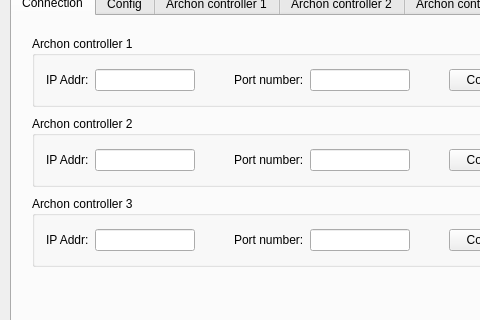
Above: mainwindow.ui from bwJeong/ArchonCommInspectionSW before the change; both pictures show x 0 to 480 and y 110 to 430 of the 872 by 600 pixel window. Below: the same form after it.
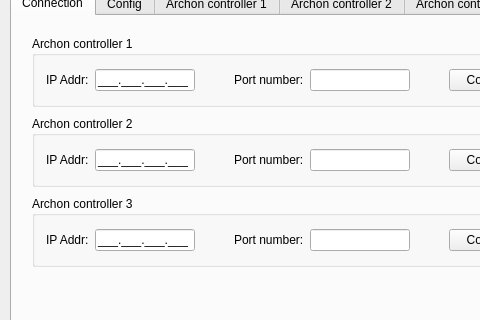
That is the form after the change. The open tabs and pages were chosen to show the change.

```diff
--- a/mainwindow.ui
+++ b/mainwindow.ui
@@ -56,7 +56,11 @@
           </widget>
          </item>
          <item>
-          <widget class="QLineEdit" name="leIpAddr_1"/>
+          <widget class="QLineEdit" name="leIpAddr_1">
+           <property name="inputMask">
+            <string>000.000.000.000;_</string>
+           </property>
+          </widget>
          </item>
          <item>
           <spacer name="horizontalSpacer">
@@ -131,7 +135,11 @@
           </widget>
          </item>
          <item>
-          <widget class="QLineEdit" name="leIpAddr_2"/>
+          <widget class="QLineEdit" name="leIpAddr_2">
+           <property name="inputMask">
+            <string>000.000.000.000;_</string>
+           </property>
+          </widget>
          </item>
          <item>
           <spacer name="horizontalSpacer_3">
@@ -206,7 +214,11 @@
           </widget>
          </item>
          <item>
-          <widget class="QLineEdit" name="leIpAddr_3"/>
+          <widget class="QLineEdit" name="leIpAddr_3">
+           <property name="inputMask">
+            <string>000.000.000.000;_</string>
+           </property>
+          </widget>
          </item>
          <item>
           <spacer name="horizontalSpacer_5">
```
Left out of the diff: 2 changed lines with no effect on the pictures.
